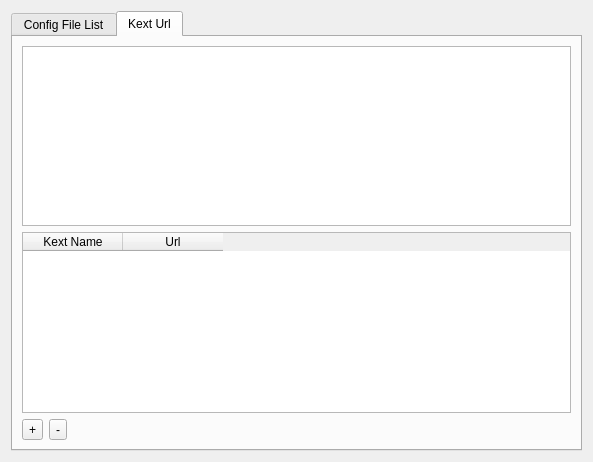
Qt form dlgdatabase.ui (ic005k/OCAuxiliaryTools) before a commit.
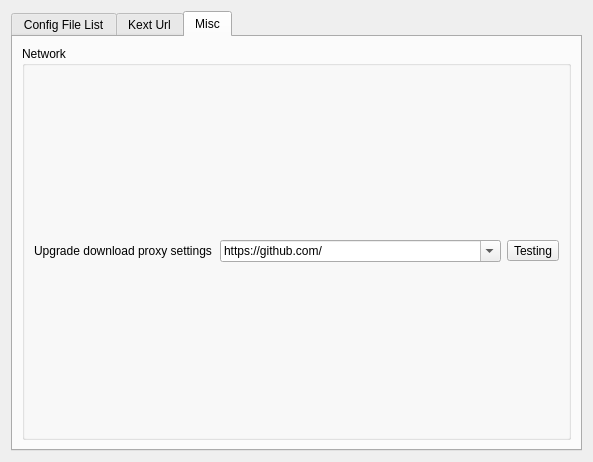
The same form after that commit. Icons and pictures are not drawn.

The edit to the form file:
```diff
--- a/dlgdatabase.ui
+++ b/dlgdatabase.ui
@@ -17,7 +17,7 @@
    <item row="0" column="0">
     <widget class="QTabWidget" name="tabWidget">
      <property name="currentIndex">
-      <number>1</number>
+      <number>2</number>
      </property>
      <widget class="QWidget" name="tab">
       <attribute name="title">
@@ -170,6 +170,63 @@
        </item>
       </layout>
      </widget>
+     <widget class="QWidget" name="tab_3">
+      <attribute name="title">
+       <string>Misc</string>
+      </attribute>
+      <layout class="QGridLayout" name="gridLayout_4">
+       <item row="0" column="0">
+        <widget class="QGroupBox" name="groupBox">
+         <property name="title">
+          <string>Network</string>
+         </property>
+         <layout class="QGridLayout" name="gridLayout_5">
+          <item row="0" column="0">
+           <widget class="QLabel" name="label_2">
+            <property name="text">
+             <string>Upgrade download proxy settings</string>
+            </property>
+           </widget>
+          </item>
+          <item row="0" column="1">
+           <widget class="QComboBox" name="comboBoxNet">
+            <property name="editable">
+             <bool>true</bool>
+            </property>
+            <item>
+             <property name="text">
+              <string>https://github.com/</string>
+             </property>
+            </item>
+            <item>
+             <property name="text">
+              <string>https://download.fastgit.org/</string>
+             </property>
+            </item>
+            <item>
+             <property name="text">
+              <string>https://ghproxy.com/https://github.com/</string>
+             </property>
+            </item>
+            <item>
+             <property name="text">
+              <string>https://gh.api.99988866.xyz/https://github.com/</string>
+             </property>
+            </item>
+           </widget>
+          </item>
+          <item row="0" column="2">
+           <widget class="QToolButton" name="btnTest">
+            <property name="text">
+             <string>Testing</string>
+            </property>
+           </widget>
+          </item>
+         </layout>
+        </widget>
+       </item>
+      </layout>
+     </widget>
     </widget>
    </item>
   </layout>
```
